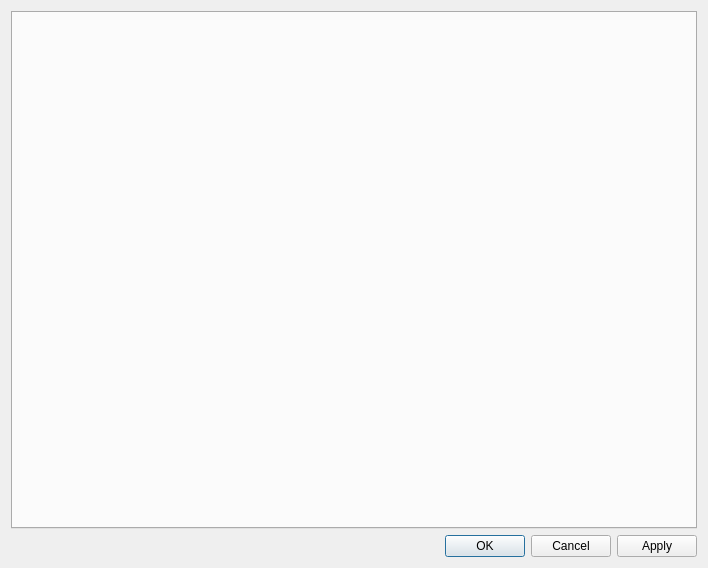
The window that src/config-dialog.ui (shundhammer/qdirstat) describes before a commit, drawn with Qt 5.
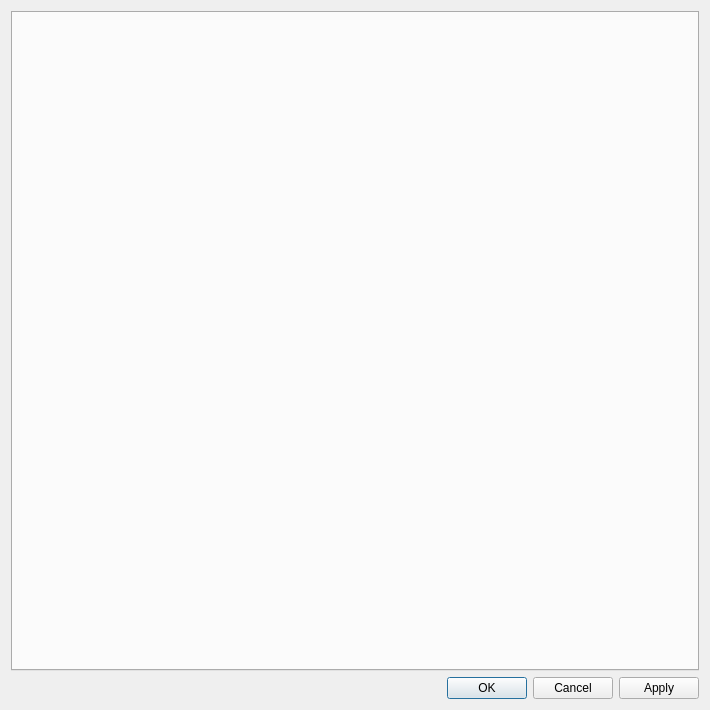
The same window after the commit.

```diff
--- a/src/config-dialog.ui
+++ b/src/config-dialog.ui
@@ -6,8 +6,8 @@
    <rect>
     <x>0</x>
     <y>0</y>
-    <width>708</width>
-    <height>568</height>
+    <width>710</width>
+    <height>710</height>
    </rect>
   </property>
   <property name="windowTitle">
```
